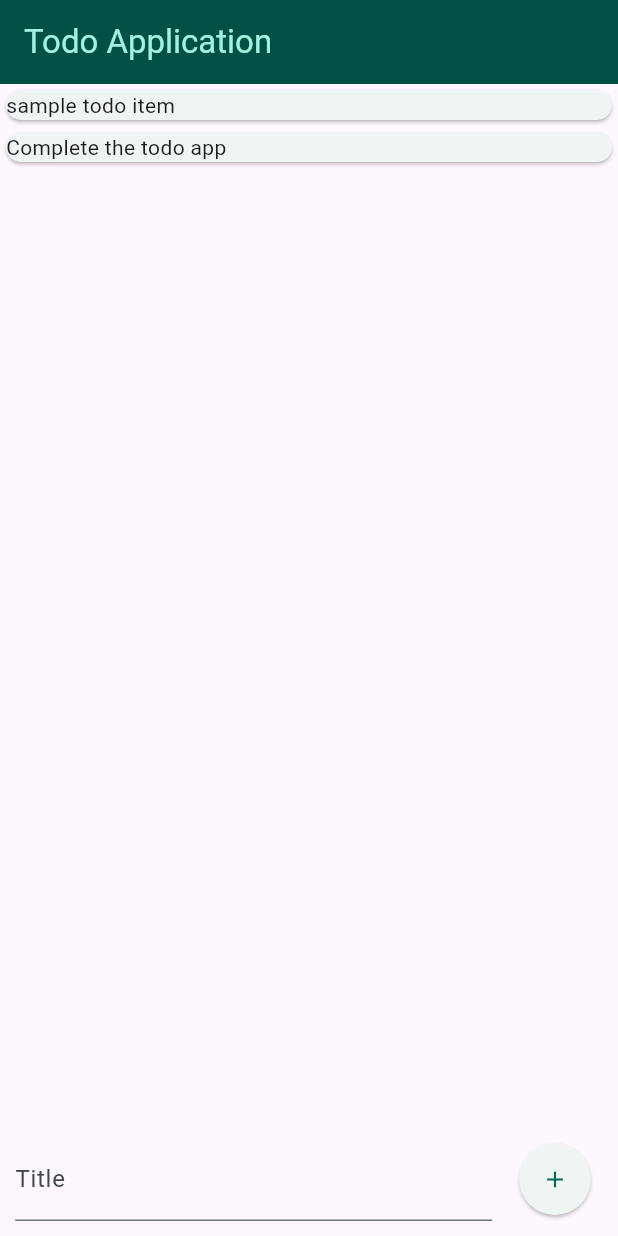
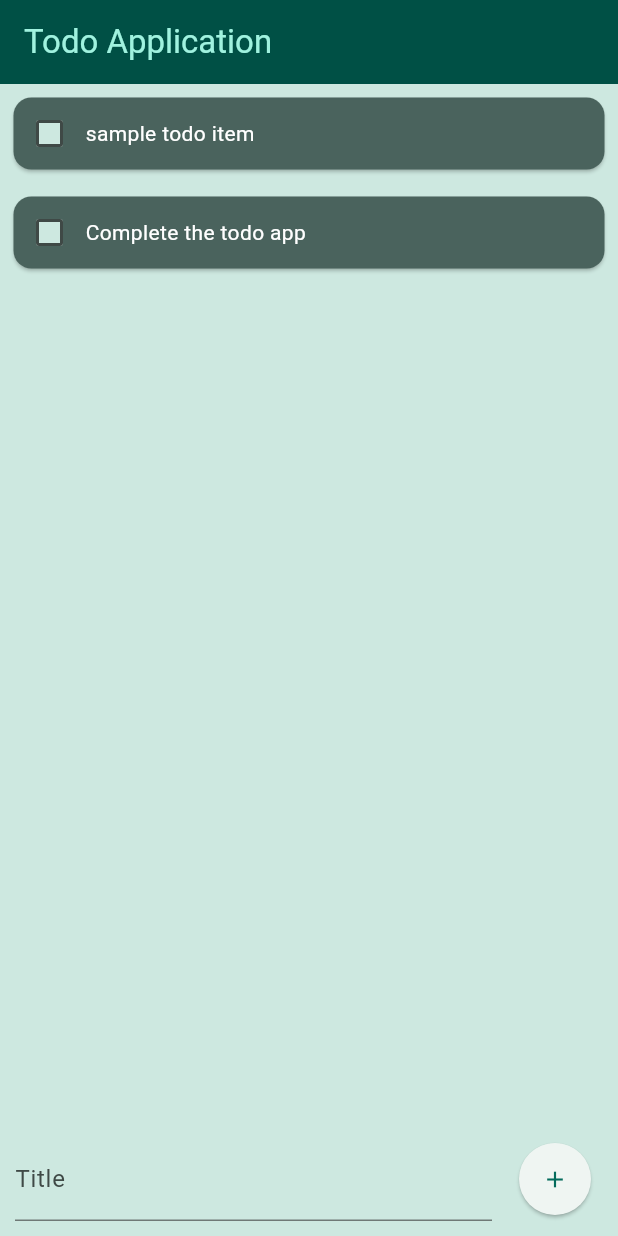
Before and after one commit to namansharma05/todo_app, a Flutter app: the screen it shows after launch, on a phone screen of 412 x 824 dp. Run offline on Flutter 3.47's test engine with Material 3 defaults, Android fonts, the phone set to English and light mode, and no system bars.

Commit message:
added the checkbox to the list

```diff
--- a/lib/components/todolist.dart
+++ b/lib/components/todolist.dart
@@ -1,17 +1,51 @@
 import 'package:flutter/material.dart';
 import 'package:todo_app/widgets/todo.dart';
 
-class TodoList extends StatelessWidget {
+class TodoList extends StatefulWidget {
   const TodoList({super.key, required this.registeredTodo});
   final List<Todo> registeredTodo;
 
   @override
+  State<TodoList> createState() => _TodoListState();
+}
+
+class _TodoListState extends State<TodoList> {
+  late List<bool?> currentCheckboxValue;
+
+  @override
+  void initState() {
+    // TODO: implement initState
+    super.initState();
+    currentCheckboxValue =
+        List.generate(widget.registeredTodo.length, (_) => false);
+  }
+
+  @override
   Widget build(BuildContext context) {
+    void onCheckboxClick(bool? value, int index) {
+      setState(() {
+        currentCheckboxValue[index] = value;
+      });
+    }
+
     return ListView.builder(
-      itemCount: registeredTodo.length,
+      itemCount: widget.registeredTodo.length,
       itemBuilder: (context, index) {
-        return Card(
-          child: Text(registeredTodo[index].title),
+        return Container(
+          margin: const EdgeInsets.all(5),
+          child: Card(
+            child: Row(
+              children: [
+                Checkbox(
+                  value: currentCheckboxValue[index],
+                  onChanged: (value) {
+                    onCheckboxClick(value, index);
+                  },
+                ),
+                Expanded(child: Text(widget.registeredTodo[index].title))
+              ],
+            ),
+          ),
         );
       },
     );
--- a/lib/main.dart
+++ b/lib/main.dart
@@ -21,6 +21,17 @@ class MyApp extends StatelessWidget {
           backgroundColor: xColorScheme.onPrimaryContainer,
           foregroundColor: xColorScheme.primaryContainer,
         ),
+        scaffoldBackgroundColor: xColorScheme.secondaryContainer,
+        cardTheme: const CardTheme().copyWith(
+          color: xColorScheme.secondary,
+        ),
+        textTheme: const TextTheme().copyWith(
+          bodyLarge: TextStyle(color: xColorScheme.secondaryContainer),
+        ),
+        checkboxTheme: const CheckboxThemeData().copyWith(
+          fillColor: WidgetStatePropertyAll(xColorScheme.secondaryContainer),
+          checkColor: WidgetStatePropertyAll(xColorScheme.onPrimaryContainer),
+        ),
       ),
       home: const HomePage(),
     );
--- a/lib/widgets/newtodo.dart
+++ b/lib/widgets/newtodo.dart
@@ -65,8 +65,8 @@ class _NewTodoState extends State<NewTodo> {
                 shape: const CircleBorder(),
                 padding: const EdgeInsets.all(15),
               ),
+              onPressed: onSubmitNewItem,
               child: const Icon(Icons.add),
-              onPressed: onSubmitNewItem,
             ),
           ),
         ],
```
